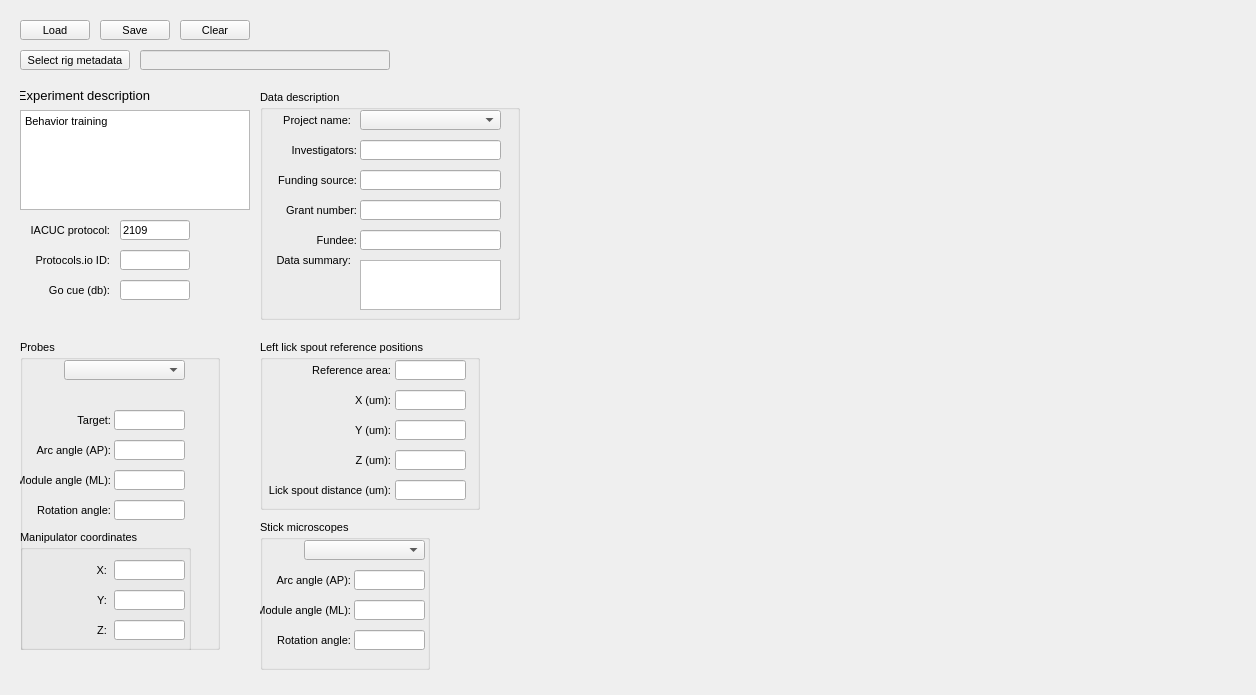
Qt form src/foraging_gui/MetaData.ui (AllenNeuralDynamics/dynamic-foraging-task) before a commit.
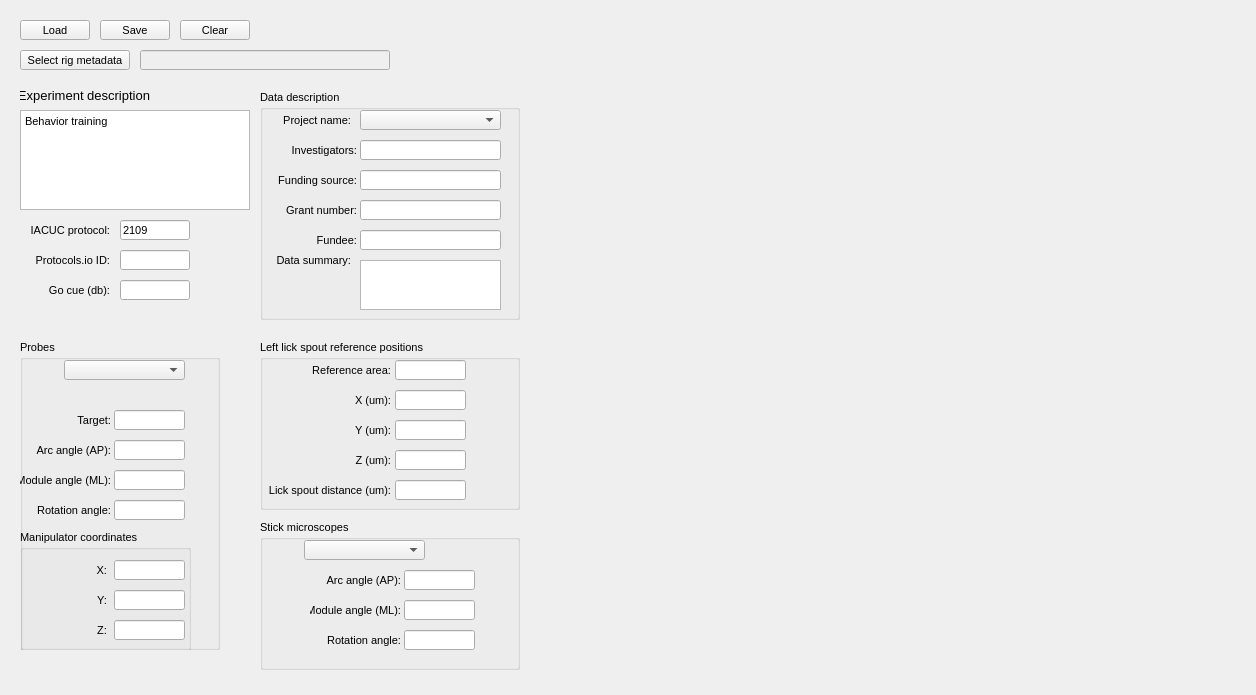
The same form after that commit.

```diff
--- a/src/foraging_gui/MetaData.ui
+++ b/src/foraging_gui/MetaData.ui
@@ -692,7 +692,7 @@
     <rect>
      <x>260</x>
      <y>520</y>
-     <width>170</width>
+     <width>260</width>
      <height>150</height>
     </rect>
    </property>
@@ -702,7 +702,7 @@
    <widget class="QLabel" name="label_89">
     <property name="geometry">
      <rect>
-      <x>0</x>
+      <x>50</x>
       <y>80</y>
       <width>91</width>
       <height>20</height>
@@ -758,7 +758,7 @@
    <widget class="QLabel" name="label_90">
     <property name="geometry">
      <rect>
-      <x>0</x>
+      <x>50</x>
       <y>50</y>
       <width>91</width>
       <height>20</height>
@@ -783,7 +783,7 @@
    <widget class="QLineEdit" name="Stick_ModuleAngle">
     <property name="geometry">
      <rect>
-      <x>94</x>
+      <x>144</x>
       <y>80</y>
       <width>71</width>
       <height>20</height>
@@ -802,7 +802,7 @@
    <widget class="QLineEdit" name="Stick_ArcAngle">
     <property name="geometry">
      <rect>
-      <x>94</x>
+      <x>144</x>
       <y>50</y>
       <width>71</width>
       <height>20</height>
@@ -821,7 +821,7 @@
    <widget class="QLabel" name="label_88">
     <property name="geometry">
      <rect>
-      <x>0</x>
+      <x>50</x>
       <y>110</y>
       <width>91</width>
       <height>20</height>
@@ -846,7 +846,7 @@
    <widget class="QLineEdit" name="Stick_RotationAngle">
     <property name="geometry">
      <rect>
-      <x>94</x>
+      <x>144</x>
       <y>110</y>
       <width>71</width>
       <height>20</height>
@@ -1211,7 +1211,7 @@
     <rect>
      <x>260</x>
      <y>340</y>
-     <width>220</width>
+     <width>260</width>
      <height>170</height>
     </rect>
    </property>
```
